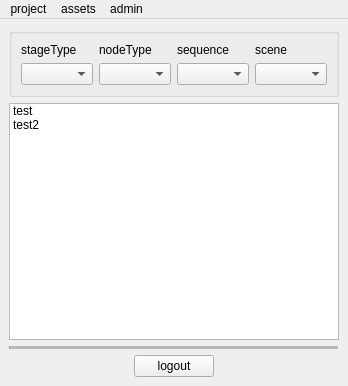
The window that rbhusUI/lib/rbhusPipeMainMod.ui (aumanimationstudios/rbhus) describes before a commit, drawn with Qt 5.
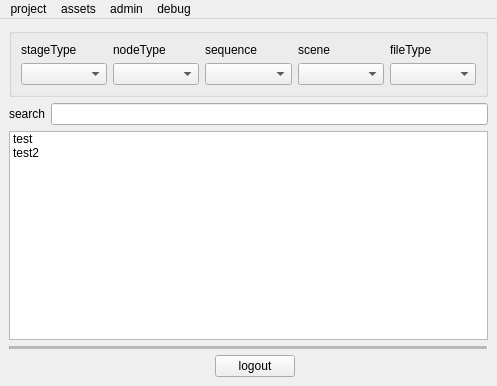
The same window after the commit.

Diff of the .ui file:
```diff
--- a/rbhusUI/lib/rbhusPipeMainMod.ui
+++ b/rbhusUI/lib/rbhusPipeMainMod.ui
@@ -6,7 +6,7 @@
    <rect>
     <x>0</x>
     <y>0</y>
-    <width>346</width>
+    <width>497</width>
     <height>386</height>
    </rect>
   </property>
@@ -27,50 +27,14 @@
   </property>
   <widget class="QWidget" name="centralwidget">
    <layout class="QGridLayout" name="gridLayout">
-    <item row="3" column="2">
-     <spacer name="horizontalSpacer_2">
-      <property name="orientation">
-       <enum>Qt::Horizontal</enum>
-      </property>
-      <property name="sizeHint" stdset="0">
-       <size>
-        <width>40</width>
-        <height>20</height>
-       </size>
-      </property>
-     </spacer>
-    </item>
-    <item row="2" column="0" colspan="3">
-     <widget class="Line" name="line">
-      <property name="enabled">
-       <bool>true</bool>
-      </property>
-      <property name="frameShadow">
-       <enum>QFrame::Sunken</enum>
-      </property>
-      <property name="lineWidth">
-       <number>1</number>
-      </property>
-      <property name="midLineWidth">
-       <number>3</number>
-      </property>
-      <property name="orientation">
-       <enum>Qt::Horizontal</enum>
-      </property>
-     </widget>
-    </item>
-    <item row="0" column="0" colspan="3">
+    <item row="0" column="0" colspan="5">
      <widget class="QGroupBox" name="groupBox">
       <property name="title">
        <string/>
       </property>
       <layout class="QGridLayout" name="gridLayout_2">
-       <item row="0" column="0">
-        <widget class="QLabel" name="label">
-         <property name="text">
-          <string>stageType</string>
-         </property>
-        </widget>
+       <item row="1" column="0">
+        <widget class="QComboBox" name="comboBoxStage"/>
        </item>
        <item row="0" column="2">
         <widget class="QLabel" name="labelSeq">
@@ -79,19 +43,6 @@
          </property>
         </widget>
        </item>
-       <item row="1" column="1">
-        <widget class="QComboBox" name="comboBoxNode"/>
-       </item>
-       <item row="0" column="1">
-        <widget class="QLabel" name="label_2">
-         <property name="text">
-          <string>nodeType</string>
-         </property>
-        </widget>
-       </item>
-       <item row="1" column="0">
-        <widget class="QComboBox" name="comboBoxStage"/>
-       </item>
        <item row="1" column="2">
         <widget class="QComboBox" name="comboBoxSeq"/>
        </item>
@@ -105,30 +56,76 @@
        <item row="1" column="3">
         <widget class="QComboBox" name="comboBoxSce"/>
        </item>
+       <item row="0" column="1">
+        <widget class="QLabel" name="label_2">
+         <property name="text">
+          <string>nodeType</string>
+         </property>
+        </widget>
+       </item>
+       <item row="0" column="0">
+        <widget class="QLabel" name="label">
+         <property name="text">
+          <string>stageType</string>
+         </property>
+        </widget>
+       </item>
+       <item row="1" column="1">
+        <widget class="QComboBox" name="comboBoxNode"/>
+       </item>
+       <item row="1" column="4">
+        <widget class="QComboBox" name="comboFileType"/>
+       </item>
+       <item row="0" column="4">
+        <widget class="QLabel" name="labelFileType">
+         <property name="text">
+          <string>fileType</string>
+         </property>
+        </widget>
+       </item>
       </layout>
      </widget>
     </item>
-    <item row="3" column="0">
-     <spacer name="horizontalSpacer">
+    <item row="6" column="0" colspan="5">
+     <widget class="Line" name="line">
+      <property name="enabled">
+       <bool>true</bool>
+      </property>
+      <property name="frameShadow">
+       <enum>QFrame::Sunken</enum>
+      </property>
+      <property name="lineWidth">
+       <number>1</number>
+      </property>
+      <property name="midLineWidth">
+       <number>3</number>
+      </property>
       <property name="orientation">
        <enum>Qt::Horizontal</enum>
       </property>
-      <property name="sizeHint" stdset="0">
-       <size>
-        <width>40</width>
-        <height>20</height>
-       </size>
-      </property>
-     </spacer>
+     </widget>
     </item>
-    <item row="3" column="1">
+    <item row="7" column="3">
      <widget class="QPushButton" name="pushLogout">
       <property name="text">
        <string>logout</string>
       </property>
      </widget>
     </item>
-    <item row="1" column="0" colspan="3">
+    <item row="7" column="0">
+     <spacer name="horizontalSpacer">
+      <property name="orientation">
+       <enum>Qt::Horizontal</enum>
+      </property>
+      <property name="sizeHint" stdset="0">
+       <size>
+        <width>40</width>
+        <height>20</height>
+       </size>
+      </property>
+     </spacer>
+    </item>
+    <item row="5" column="0" colspan="5">
      <widget class="QListWidget" name="listWidget">
       <item>
        <property name="text">
@@ -142,6 +139,46 @@
       </item>
      </widget>
     </item>
+    <item row="7" column="4">
+     <spacer name="horizontalSpacer_2">
+      <property name="orientation">
+       <enum>Qt::Horizontal</enum>
+      </property>
+      <property name="sizeHint" stdset="0">
+       <size>
+        <width>40</width>
+        <height>20</height>
+       </size>
+      </property>
+     </spacer>
+    </item>
+    <item row="2" column="0" colspan="5">
+     <layout class="QHBoxLayout" name="horizontalLayout">
+      <item>
+       <widget class="QLabel" name="label_3">
+        <property name="sizePolicy">
+         <sizepolicy hsizetype="Fixed" vsizetype="Fixed">
+          <horstretch>0</horstretch>
+          <verstretch>0</verstretch>
+         </sizepolicy>
+        </property>
+        <property name="text">
+         <string>search</string>
+        </property>
+       </widget>
+      </item>
+      <item>
+       <widget class="QLineEdit" name="lineEdit">
+        <property name="sizePolicy">
+         <sizepolicy hsizetype="MinimumExpanding" vsizetype="Fixed">
+          <horstretch>0</horstretch>
+          <verstretch>0</verstretch>
+         </sizepolicy>
+        </property>
+       </widget>
+      </item>
+     </layout>
+    </item>
    </layout>
   </widget>
   <widget class="QMenuBar" name="menuBar">
@@ -149,7 +186,7 @@
     <rect>
      <x>0</x>
      <y>0</y>
-     <width>346</width>
+     <width>497</width>
      <height>19</height>
     </rect>
    </property>
@@ -165,13 +202,14 @@
      <addaction name="actionAll"/>
     </widget>
     <addaction name="menuList"/>
-    <addaction name="actionNew_2"/>
+    <addaction name="actionNew"/>
    </widget>
    <widget class="QMenu" name="menuAdmin">
     <property name="title">
      <string>admin</string>
     </property>
     <addaction name="actionTask_trak"/>
+    <addaction name="actionNew_project"/>
    </widget>
    <widget class="QMenu" name="menuProject">
     <property name="title">
@@ -179,25 +217,17 @@
     </property>
     <addaction name="actionSet_project"/>
    </widget>
+   <widget class="QMenu" name="menuDebug">
+    <property name="title">
+     <string>debug</string>
+    </property>
+    <addaction name="actionList_env"/>
+   </widget>
    <addaction name="menuProject"/>
    <addaction name="menuAssets"/>
    <addaction name="menuAdmin"/>
+   <addaction name="menuDebug"/>
   </widget>
-  <action name="actionListMine">
-   <property name="text">
-    <string>listMine</string>
-   </property>
-  </action>
-  <action name="actionNew">
-   <property name="text">
-    <string>new</string>
-   </property>
-  </action>
-  <action name="actionSetProject">
-   <property name="text">
-    <string>setProject</string>
-   </property>
-  </action>
   <action name="actionMine">
    <property name="text">
     <string>mine</string>
@@ -208,31 +238,31 @@
     <string>all</string>
    </property>
   </action>
-  <action name="actionNew_2">
+  <action name="actionNew">
    <property name="text">
     <string>new</string>
    </property>
   </action>
-  <action name="actionNew_project">
-   <property name="text">
-    <string>new project</string>
-   </property>
-  </action>
   <action name="actionSet_project">
    <property name="text">
     <string>set project</string>
    </property>
   </action>
-  <action name="actionList_all">
-   <property name="text">
-    <string>list all</string>
-   </property>
-  </action>
   <action name="actionTask_trak">
    <property name="text">
     <string>trak</string>
    </property>
   </action>
+  <action name="actionNew_project">
+   <property name="text">
+    <string>new project</string>
+   </property>
+  </action>
+  <action name="actionList_env">
+   <property name="text">
+    <string>list env</string>
+   </property>
+  </action>
  </widget>
  <resources/>
  <connections/>
```
